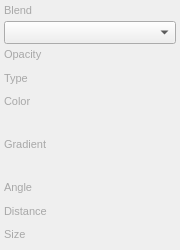
Qt form src/UI/Widgets/UnderlayEffectSettingsPanel.ui (Fluocode/SpriteGlypher) before a commit.
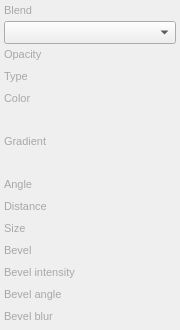
The same form after that commit. Custom widgets are drawn as their Qt base class.

Commit message: Drag Font Files

```diff
--- a/src/UI/Widgets/UnderlayEffectSettingsPanel.ui
+++ b/src/UI/Widgets/UnderlayEffectSettingsPanel.ui
@@ -10,10 +10,10 @@
     <height>250</height>
    </rect>
   </property>
-  <property name="minimumSize">
+   <property name="minimumSize">
    <size>
     <width>180</width>
-    <height>210</height>
+    <height>330</height>
    </size>
   </property>
   <layout class="QVBoxLayout" name="verticalLayout">
@@ -204,6 +204,78 @@
      <item row="15" column="0" colspan="2">
       <widget class="SGValueSliderRow" name="rowSize" native="true"/>
      </item>
+     <item row="16" column="0" colspan="2">
+      <widget class="QLabel" name="labelBevel">
+       <property name="font">
+        <font>
+         <pointsize>8</pointsize>
+        </font>
+       </property>
+       <property name="styleSheet">
+        <string notr="true">color: #a8a8a8;</string>
+       </property>
+       <property name="text">
+        <string>Bevel</string>
+       </property>
+      </widget>
+     </item>
+     <item row="17" column="0" colspan="2">
+      <widget class="SGValueSliderRow" name="rowBevel" native="true"/>
+     </item>
+     <item row="18" column="0" colspan="2">
+      <widget class="QLabel" name="labelBevelIntensity">
+       <property name="font">
+        <font>
+         <pointsize>8</pointsize>
+        </font>
+       </property>
+       <property name="styleSheet">
+        <string notr="true">color: #a8a8a8;</string>
+       </property>
+       <property name="text">
+        <string>Bevel intensity</string>
+       </property>
+      </widget>
+     </item>
+     <item row="19" column="0" colspan="2">
+      <widget class="SGValueSliderRow" name="rowBevelIntensity" native="true"/>
+     </item>
+     <item row="20" column="0" colspan="2">
+      <widget class="QLabel" name="labelBevelAngle">
+       <property name="font">
+        <font>
+         <pointsize>8</pointsize>
+        </font>
+       </property>
+       <property name="styleSheet">
+        <string notr="true">color: #a8a8a8;</string>
+       </property>
+       <property name="text">
+        <string>Bevel angle</string>
+       </property>
+      </widget>
+     </item>
+     <item row="21" column="0" colspan="2">
+      <widget class="SGValueSliderRow" name="rowBevelAngle" native="true"/>
+     </item>
+     <item row="22" column="0" colspan="2">
+      <widget class="QLabel" name="labelBevelBlur">
+       <property name="font">
+        <font>
+         <pointsize>8</pointsize>
+        </font>
+       </property>
+       <property name="styleSheet">
+        <string notr="true">color: #a8a8a8;</string>
+       </property>
+       <property name="text">
+        <string>Bevel blur</string>
+       </property>
+      </widget>
+     </item>
+     <item row="23" column="0" colspan="2">
+      <widget class="SGValueSliderRow" name="rowBevelBlur" native="true"/>
+     </item>
     </layout>
    </item>
   </layout>
```
The commit also changes 29 other files.
